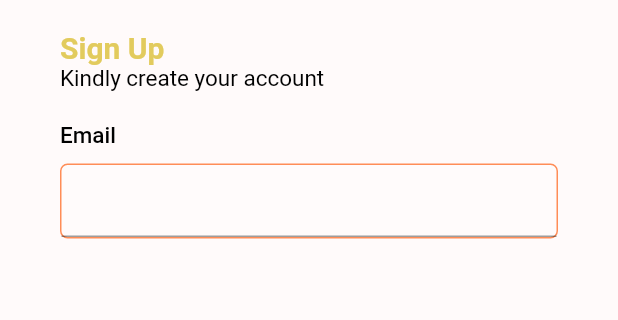
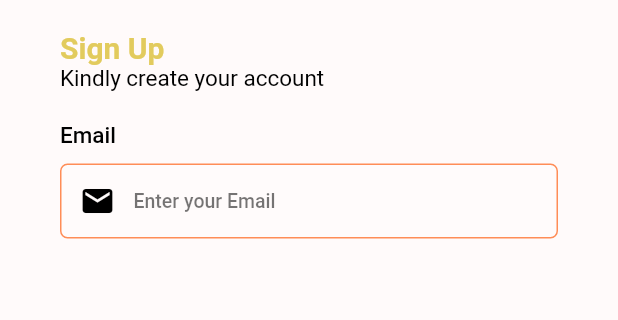
Before and after one commit to Tosin8/yummy_mobile, a Flutter app: the SignUp screen opened directly, on a phone screen of 412 x 824 dp, the part 153-473 px from its top. Run offline on Flutter 3.47's test engine with Material 2 defaults, Android fonts, the phone set to English and light mode, and no system bars; our stand-ins replace font_awesome_flutter, lottie; missing offline and left inert: animator.

Commit message:
add constants for labeltextstyle

```diff
--- a/lib/constants.dart
+++ b/lib/constants.dart
@@ -13,3 +13,6 @@ const kMainFormHeaderStyle =
 
 const kFormLabelStyle =
     TextStyle(color: Colors.black, fontSize: 15, fontWeight: FontWeight.w500);
+
+const kFormLabelTextStyle =
+    TextStyle(color: Colors.black54, fontSize: 13, fontWeight: FontWeight.w500);
--- a/lib/screens/form/sign_up/sign_up.dart
+++ b/lib/screens/form/sign_up/sign_up.dart
@@ -58,11 +58,17 @@ class _SignUpState extends State<SignUp> {
                           color: Colors.white10,
                           borderRadius: BorderRadius.circular(5),
                           border: Border.all(color: kSecondaryColor)),
-                      child: TextField(
+                      child: const TextField(
                         keyboardType: TextInputType.emailAddress,
                         style: TextStyle(
                           color: Colors.white,
                         ),
+                        decoration: InputDecoration(
+                            border: InputBorder.none,
+                            contentPadding: EdgeInsets.only(top: 14.0),
+                            prefixIcon: Icon(Icons.email, color: Colors.black),
+                            hintText: 'Enter your Email',
+                            hintStyle: kFormLabelTextStyle),
                       ))
                 ]),
               ],
```
